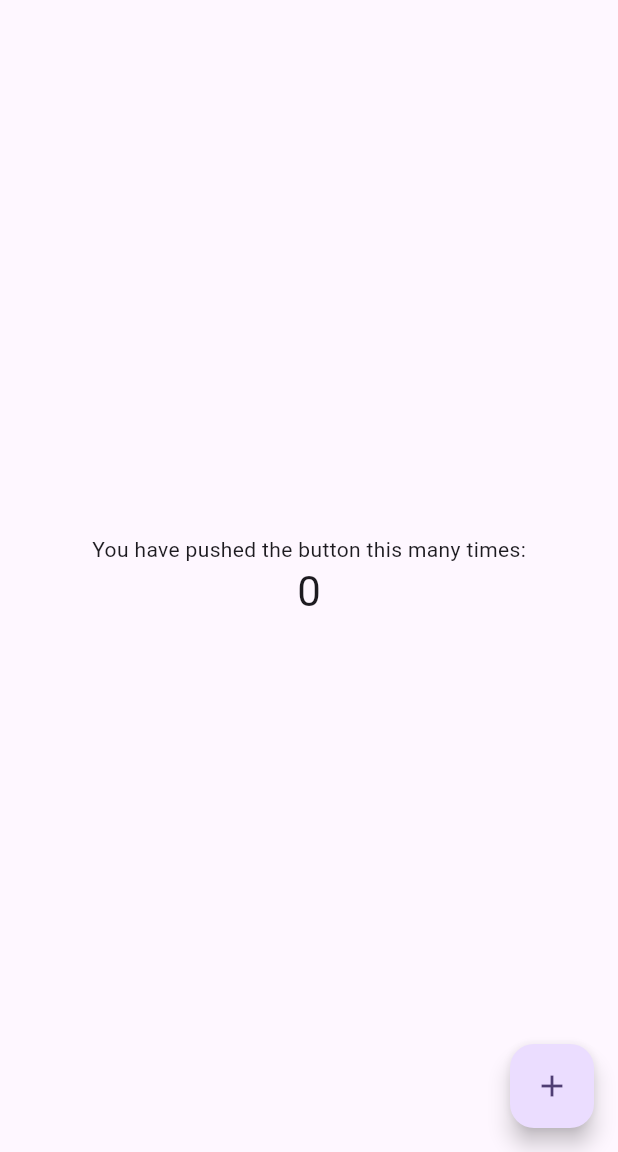
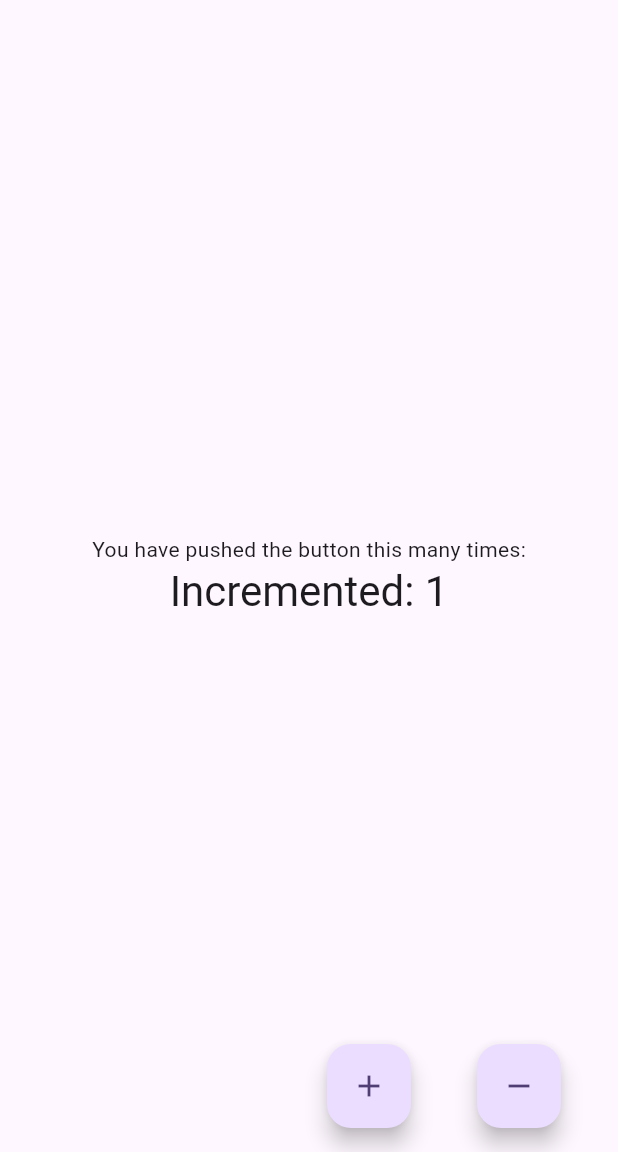
Before and after one commit to RuzbihanZaleek/flutter_bloc, a Flutter app: the screen it shows after launch, after a tap on the "add" icon, on a phone screen of 412 x 824 dp, the part 84-1236 px from its top. Run offline on Flutter 3.47's test engine with Material 3 defaults, Android fonts, the phone set to English and light mode, and no system bars.

```diff
--- a/lib/main.dart
+++ b/lib/main.dart
@@ -55,16 +55,26 @@ class _MyHomePageState extends State<MyHomePage> {
             const Text(
               'You have pushed the button this many times:',
             ),
-            StreamBuilder<int>(
+            StreamBuilder<MyState>(
                 // use Stream builder to watch data changes in the stream
                 stream: myBloc.stateStream, // defining the stream
                 builder: (context, snapshot) {
                   if (snapshot.hasData) {
-                    _counter = snapshot.data ?? 0;
+                    MyState? state = snapshot.data;
+                    if (state is IncrementState) {
+                      _counter = state.value;
                       return Text(
-                      '${snapshot.data}',
+                        'Incremented: $_counter',
                         style: Theme.of(context).textTheme.headlineMedium,
                       );
+                    } else if (state is DecrementState) {
+                      _counter = state.value;
+                      return Text(
+                        'Decremented: $_counter',
+                        style: Theme.of(context).textTheme.headlineMedium,
+                      );
+                    } else
+                      return Container();
                   } else {
                     return Text("0",
                         style: Theme.of(context).textTheme.headlineMedium);
@@ -73,12 +83,29 @@ class _MyHomePageState extends State<MyHomePage> {
           ],
         ),
       ),
-      floatingActionButton: FloatingActionButton(
+      floatingActionButton: SizedBox(
+        width: 200,
+        child: Row(
+          mainAxisAlignment: MainAxisAlignment.spaceAround,
+          children: [
+            FloatingActionButton(
               onPressed: () {
-          myBloc.eventStreamSink.add(_counter); // pushing data to the sink
+                myBloc.eventStreamSink.add(IncrementEvent(
+                    value: _counter)); // pushing data to the sink
               },
               tooltip: 'Increment',
               child: const Icon(Icons.add),
+            ),
+            FloatingActionButton(
+              onPressed: () {
+                myBloc.eventStreamSink.add(DecrementEvent(
+                    value: _counter)); // pushing data to the sink
+              },
+              tooltip: 'Decrement',
+              child: const Icon(Icons.remove),
+            ),
+          ],
+        ),
       ), // This trailing comma makes auto-formatting nicer for build methods.
     );
   }
--- a/lib/my_bloc.dart
+++ b/lib/my_bloc.dart
@@ -1,29 +1,68 @@
 import 'dart:async';
 
 class MyBloc {
-  //State Stream Controller
-  final StreamController<int> _stateStreamController = StreamController<int>();
+  //State Stream Controller -> push data from the backend to the UI
+  final StreamController<MyState> _stateStreamController =
+      StreamController<MyState>();
 
   StreamSink get _stateStreamSink => _stateStreamController.sink;
 
-  Stream<int> get stateStream => _stateStreamController.stream;
+  Stream<MyState> get stateStream => _stateStreamController.stream;
 
-  //Event Stream Controller
-  final StreamController<int> _eventStreamController = StreamController<int>();
+  //Event Stream Controller -> Getting data from the UI to the backend
+  final StreamController<Event> _eventStreamController =
+      StreamController<Event>();
 
   StreamSink get eventStreamSink => _eventStreamController.sink;
 
-  Stream<int> get _eventStream => _eventStreamController.stream;
+  Stream<Event> get _eventStream => _eventStreamController.stream;
 
   MyBloc() {
     _eventStream.listen((event) {
       print(event);
       businessLogic(event);
-      _stateStreamSink.add(event);
     });
   }
 
-  void businessLogic(event) {
-    event++;
+  void businessLogic(Event event) {
+    int? value;
+
+    if (event is IncrementEvent) {
+      value = event.value;
+      value++;
+      _stateStreamSink.add(IncrementState(value: value));
+    } else if (event is DecrementEvent) {
+      value = event.value;
+      value--;
+      _stateStreamSink.add(DecrementState(value: value));
+    }
   }
 }
+
+abstract class Event {}
+
+class IncrementEvent extends Event {
+  int value;
+
+  IncrementEvent({required this.value});
+}
+
+class DecrementEvent extends Event {
+  int value;
+
+  DecrementEvent({required this.value});
+}
+
+abstract class MyState {}
+
+class IncrementState extends MyState {
+  int value;
+
+  IncrementState({required this.value});
+}
+
+class DecrementState extends MyState {
+  int value;
+
+  DecrementState({required this.value});
+}
```
Lines whose indentation alone changed are shown as unchanged.
